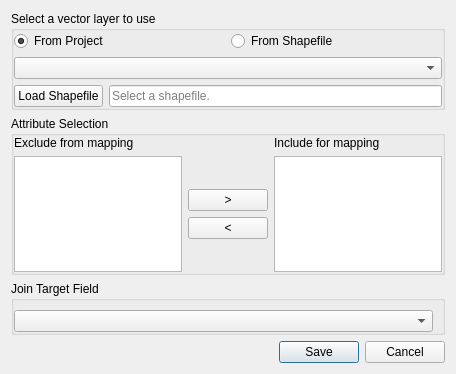
Before: the Qt Designer form map_settings_dialog.ui in JuanPDiazL/SMPG, drawn with Qt 5.
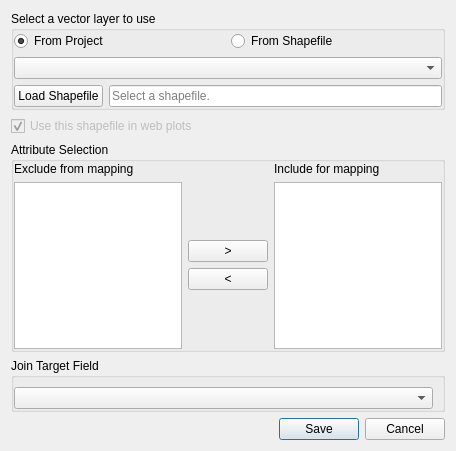
After: the same form once the commit is applied.

Patch:
```diff
--- a/map_settings_dialog.ui
+++ b/map_settings_dialog.ui
@@ -7,7 +7,7 @@
     <x>0</x>
     <y>0</y>
     <width>456</width>
-    <height>374</height>
+    <height>451</height>
    </rect>
   </property>
   <property name="windowTitle">
@@ -261,6 +261,19 @@
      </layout>
     </widget>
    </item>
+   <item row="3" column="0">
+    <widget class="QCheckBox" name="useShpForWebCheckBox">
+     <property name="enabled">
+      <bool>false</bool>
+     </property>
+     <property name="text">
+      <string>Use this shapefile in web plots</string>
+     </property>
+     <property name="checked">
+      <bool>true</bool>
+     </property>
+    </widget>
+   </item>
   </layout>
  </widget>
  <resources/>
```
